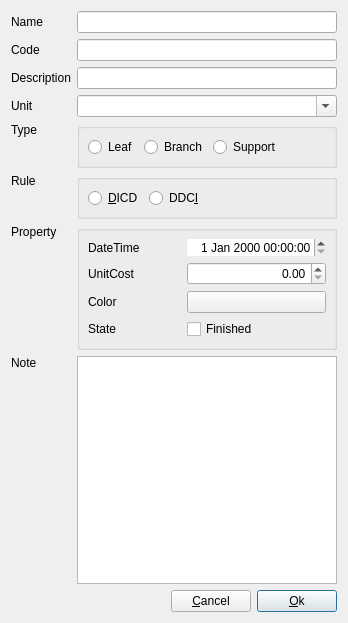
YtxCash/YTX, file dialog/editnode/editnodetask.ui: the form before one commit.
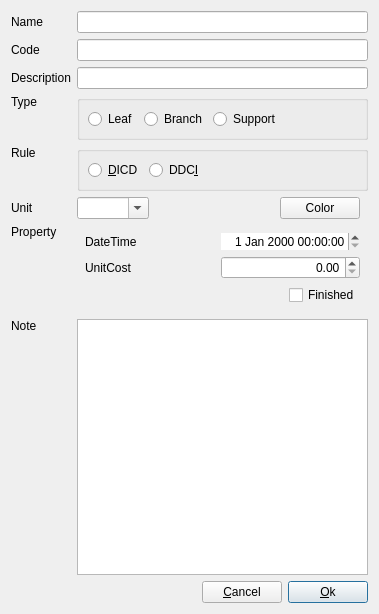
The form after the commit. Custom widgets are drawn as their Qt base class.

What changed in the file:
```diff
--- a/dialog/editnode/editnodetask.ui
+++ b/dialog/editnode/editnodetask.ui
@@ -6,11 +6,38 @@
    <rect>
     <x>0</x>
     <y>0</y>
-    <width>348</width>
-    <height>623</height>
+    <width>379</width>
+    <height>614</height>
    </rect>
   </property>
   <layout class="QGridLayout" name="gridLayout_4">
+   <item row="11" column="1" rowspan="3" colspan="5">
+    <widget class="PlainTextEdit" name="plainTextEdit">
+     <property name="tabChangesFocus">
+      <bool>true</bool>
+     </property>
+    </widget>
+   </item>
+   <item row="9" column="0">
+    <widget class="QLabel" name="labProperty">
+     <property name="text">
+      <string>Property</string>
+     </property>
+     <property name="alignment">
+      <set>Qt::AlignmentFlag::AlignLeading|Qt::AlignmentFlag::AlignLeft|Qt::AlignmentFlag::AlignTop</set>
+     </property>
+    </widget>
+   </item>
+   <item row="0" column="1" colspan="5">
+    <widget class="LineEdit" name="lineEditName">
+     <property name="sizePolicy">
+      <sizepolicy hsizetype="Expanding" vsizetype="Fixed">
+       <horstretch>0</horstretch>
+       <verstretch>0</verstretch>
+      </sizepolicy>
+     </property>
+    </widget>
+   </item>
    <item row="2" column="0">
     <widget class="QLabel" name="labDescription">
      <property name="text">
@@ -31,7 +58,7 @@
      </property>
     </widget>
    </item>
-   <item row="14" column="3">
+   <item row="14" column="5">
     <widget class="QPushButton" name="pBtnOk">
      <property name="sizePolicy">
       <sizepolicy hsizetype="Fixed" vsizetype="Fixed">
@@ -47,17 +74,17 @@
      </property>
     </widget>
    </item>
-   <item row="0" column="1" colspan="3">
-    <widget class="LineEdit" name="lineEditName">
+   <item row="2" column="1" colspan="5">
+    <widget class="LineEdit" name="lineEditDescription">
      <property name="sizePolicy">
-      <sizepolicy hsizetype="Expanding" vsizetype="Fixed">
+      <sizepolicy hsizetype="Preferred" vsizetype="Preferred">
        <horstretch>0</horstretch>
        <verstretch>0</verstretch>
       </sizepolicy>
      </property>
     </widget>
    </item>
-   <item row="8" column="1" colspan="3">
+   <item row="7" column="1" colspan="5">
     <widget class="QGroupBox" name="groupBox">
      <property name="sizePolicy">
       <sizepolicy hsizetype="Preferred" vsizetype="Preferred">
@@ -86,12 +113,6 @@
       </property>
       <item>
        <widget class="QRadioButton" name="rBtnDICD">
-        <property name="sizePolicy">
-         <sizepolicy hsizetype="Preferred" vsizetype="Fixed">
-          <horstretch>0</horstretch>
-          <verstretch>0</verstretch>
-         </sizepolicy>
-        </property>
         <property name="text">
          <string>&amp;DICD</string>
         </property>
@@ -99,12 +120,6 @@
       </item>
       <item>
        <widget class="QRadioButton" name="rBtnDDCI">
-        <property name="sizePolicy">
-         <sizepolicy hsizetype="Preferred" vsizetype="Fixed">
-          <horstretch>0</horstretch>
-          <verstretch>0</verstretch>
-         </sizepolicy>
-        </property>
         <property name="text">
          <string>DDC&amp;I</string>
         </property>
@@ -126,163 +141,6 @@
      </layout>
     </widget>
    </item>
-   <item row="11" column="0">
-    <widget class="QLabel" name="labNote">
-     <property name="sizePolicy">
-      <sizepolicy hsizetype="Preferred" vsizetype="Expanding">
-       <horstretch>0</horstretch>
-       <verstretch>0</verstretch>
-      </sizepolicy>
-     </property>
-     <property name="text">
-      <string>Note</string>
-     </property>
-     <property name="alignment">
-      <set>Qt::AlignmentFlag::AlignLeading|Qt::AlignmentFlag::AlignLeft|Qt::AlignmentFlag::AlignTop</set>
-     </property>
-     <property name="buddy">
-      <cstring>plainTextEdit</cstring>
-     </property>
-    </widget>
-   </item>
-   <item row="3" column="1" colspan="3">
-    <widget class="ComboBox" name="comboUnit">
-     <property name="sizePolicy">
-      <sizepolicy hsizetype="Preferred" vsizetype="Preferred">
-       <horstretch>0</horstretch>
-       <verstretch>0</verstretch>
-      </sizepolicy>
-     </property>
-     <property name="editable">
-      <bool>true</bool>
-     </property>
-     <property name="insertPolicy">
-      <enum>QComboBox::InsertPolicy::NoInsert</enum>
-     </property>
-    </widget>
-   </item>
-   <item row="3" column="0">
-    <widget class="QLabel" name="labUnit">
-     <property name="text">
-      <string>Unit</string>
-     </property>
-     <property name="buddy">
-      <cstring>comboUnit</cstring>
-     </property>
-    </widget>
-   </item>
-   <item row="7" column="1" colspan="3">
-    <widget class="QGroupBox" name="groupBox_3">
-     <property name="title">
-      <string/>
-     </property>
-     <layout class="QGridLayout" name="gridLayout_2">
-      <property name="leftMargin">
-       <number>8</number>
-      </property>
-      <property name="topMargin">
-       <number>8</number>
-      </property>
-      <property name="rightMargin">
-       <number>8</number>
-      </property>
-      <property name="bottomMargin">
-       <number>8</number>
-      </property>
-      <property name="spacing">
-       <number>-1</number>
-      </property>
-      <item row="0" column="0">
-       <widget class="QRadioButton" name="rBtnLeaf">
-        <property name="sizePolicy">
-         <sizepolicy hsizetype="Preferred" vsizetype="Fixed">
-          <horstretch>0</horstretch>
-          <verstretch>0</verstretch>
-         </sizepolicy>
-        </property>
-        <property name="text">
-         <string>Leaf</string>
-        </property>
-       </widget>
-      </item>
-      <item row="0" column="1">
-       <widget class="QRadioButton" name="rBtnBranch">
-        <property name="sizePolicy">
-         <sizepolicy hsizetype="Preferred" vsizetype="Fixed">
-          <horstretch>0</horstretch>
-          <verstretch>0</verstretch>
-         </sizepolicy>
-        </property>
-        <property name="text">
-         <string>Branch</string>
-        </property>
-       </widget>
-      </item>
-      <item row="0" column="2">
-       <widget class="QRadioButton" name="rBtnSupport">
-        <property name="sizePolicy">
-         <sizepolicy hsizetype="Preferred" vsizetype="Fixed">
-          <horstretch>0</horstretch>
-          <verstretch>0</verstretch>
-         </sizepolicy>
-        </property>
-        <property name="text">
-         <string>Support</string>
-        </property>
-       </widget>
-      </item>
-      <item row="0" column="3">
-       <spacer name="horizontalSpacer_4">
-        <property name="orientation">
-         <enum>Qt::Orientation::Horizontal</enum>
-        </property>
-        <property name="sizeHint" stdset="0">
-         <size>
-          <width>40</width>
-          <height>5</height>
-         </size>
-        </property>
-       </spacer>
-      </item>
-     </layout>
-    </widget>
-   </item>
-   <item row="8" column="0">
-    <widget class="QLabel" name="labRule">
-     <property name="sizePolicy">
-      <sizepolicy hsizetype="Preferred" vsizetype="Preferred">
-       <horstretch>0</horstretch>
-       <verstretch>0</verstretch>
-      </sizepolicy>
-     </property>
-     <property name="text">
-      <string>Rule</string>
-     </property>
-     <property name="alignment">
-      <set>Qt::AlignmentFlag::AlignLeading|Qt::AlignmentFlag::AlignLeft|Qt::AlignmentFlag::AlignTop</set>
-     </property>
-     <property name="buddy">
-      <cstring>rBtnDICD</cstring>
-     </property>
-    </widget>
-   </item>
-   <item row="1" column="1" colspan="3">
-    <widget class="LineEdit" name="lineEditCode">
-     <property name="sizePolicy">
-      <sizepolicy hsizetype="Preferred" vsizetype="Fixed">
-       <horstretch>0</horstretch>
-       <verstretch>0</verstretch>
-      </sizepolicy>
-     </property>
-    </widget>
-   </item>
-   <item row="11" column="1" rowspan="3" colspan="3">
-    <widget class="PlainTextEdit" name="plainTextEdit">
-     <property name="tabChangesFocus">
-      <bool>true</bool>
-     </property>
-    </widget>
-   </item>
    <item row="0" column="0">
     <widget class="QLabel" name="labName">
      <property name="sizePolicy">
@@ -299,17 +157,7 @@
      </property>
     </widget>
    </item>
-   <item row="2" column="1" colspan="3">
-    <widget class="LineEdit" name="lineEditDescription">
-     <property name="sizePolicy">
-      <sizepolicy hsizetype="Preferred" vsizetype="Preferred">
-       <horstretch>0</horstretch>
-       <verstretch>0</verstretch>
-      </sizepolicy>
-     </property>
-    </widget>
-   </item>
-   <item row="7" column="0">
+   <item row="6" column="0">
     <widget class="QLabel" name="labType">
      <property name="sizePolicy">
       <sizepolicy hsizetype="Preferred" vsizetype="Preferred">
@@ -328,7 +176,36 @@
      </property>
     </widget>
    </item>
-   <item row="14" column="2">
+   <item row="1" column="1" colspan="5">
+    <widget class="LineEdit" name="lineEditCode">
+     <property name="sizePolicy">
+      <sizepolicy hsizetype="Preferred" vsizetype="Fixed">
+       <horstretch>0</horstretch>
+       <verstretch>0</verstretch>
+      </sizepolicy>
+     </property>
+    </widget>
+   </item>
+   <item row="7" column="0">
+    <widget class="QLabel" name="labRule">
+     <property name="sizePolicy">
+      <sizepolicy hsizetype="Preferred" vsizetype="Preferred">
+       <horstretch>0</horstretch>
+       <verstretch>0</verstretch>
+      </sizepolicy>
+     </property>
+     <property name="text">
+      <string>Rule</string>
+     </property>
+     <property name="alignment">
+      <set>Qt::AlignmentFlag::AlignLeading|Qt::AlignmentFlag::AlignLeft|Qt::AlignmentFlag::AlignTop</set>
+     </property>
+     <property name="buddy">
+      <cstring>rBtnDICD</cstring>
+     </property>
+    </widget>
+   </item>
+   <item row="14" column="4">
     <widget class="QPushButton" name="pBtnCancel">
      <property name="sizePolicy">
       <sizepolicy hsizetype="Fixed" vsizetype="Fixed">
@@ -341,34 +218,8 @@
      </property>
     </widget>
    </item>
-   <item row="14" column="0" colspan="2">
-    <spacer name="horizontalSpacer">
-     <property name="orientation">
-      <enum>Qt::Orientation::Horizontal</enum>
-     </property>
-     <property name="sizeHint" stdset="0">
-      <size>
-       <width>111</width>
-       <height>20</height>
-      </size>
-     </property>
-    </spacer>
-   </item>
-   <item row="9" column="0">
-    <widget class="QLabel" name="labProperty">
-     <property name="text">
-      <string>Property</string>
-     </property>
-     <property name="alignment">
-      <set>Qt::AlignmentFlag::AlignLeading|Qt::AlignmentFlag::AlignLeft|Qt::AlignmentFlag::AlignTop</set>
-     </property>
-    </widget>
-   </item>
-   <item row="9" column="1" colspan="3">
-    <widget class="QGroupBox" name="groupBox_2">
-     <property name="title">
-      <string/>
-     </property>
+   <item row="9" column="1" colspan="5">
+    <widget class="QWidget" name="widgetProperty" native="true">
      <layout class="QGridLayout" name="gridLayout">
       <property name="leftMargin">
        <number>8</number>
@@ -382,7 +233,7 @@
       <property name="bottomMargin">
        <number>8</number>
       </property>
-      <item row="0" column="1">
+      <item row="0" column="3">
        <widget class="DateTimeEdit" name="dateTime">
         <property name="frame">
          <bool>false</bool>
@@ -392,7 +243,14 @@
         </property>
        </widget>
       </item>
-      <item row="1" column="1">
+      <item row="0" column="0">
+       <widget class="QLabel" name="labDateTime">
+        <property name="text">
+         <string>DateTime</string>
+        </property>
+       </widget>
+      </item>
+      <item row="1" column="3">
        <widget class="DoubleSpinBox" name="dSpinBoxUnitCost">
         <property name="alignment">
          <set>Qt::AlignmentFlag::AlignRight|Qt::AlignmentFlag::AlignTrailing|Qt::AlignmentFlag::AlignVCenter</set>
@@ -405,20 +263,6 @@
         </property>
        </widget>
       </item>
-      <item row="3" column="0">
-       <widget class="QLabel" name="labState">
-        <property name="text">
-         <string>State</string>
-        </property>
-       </widget>
-      </item>
-      <item row="0" column="0">
-       <widget class="QLabel" name="labDateTime">
-        <property name="text">
-         <string>DateTime</string>
-        </property>
-       </widget>
-      </item>
       <item row="1" column="0">
        <widget class="QLabel" name="labUnitCost">
         <property name="text">
@@ -426,30 +270,198 @@
         </property>
        </widget>
       </item>
-      <item row="3" column="1">
-       <widget class="QCheckBox" name="chkBoxFinished">
+      <item row="2" column="0" colspan="4">
+       <widget class="QWidget" name="widget" native="true">
+        <layout class="QGridLayout" name="gridLayout_5">
+         <property name="leftMargin">
+          <number>0</number>
+         </property>
+         <property name="topMargin">
+          <number>0</number>
+         </property>
+         <property name="rightMargin">
+          <number>0</number>
+         </property>
+         <property name="bottomMargin">
+          <number>0</number>
+         </property>
+         <item row="1" column="0">
+          <spacer name="horizontalSpacer">
+           <property name="orientation">
+            <enum>Qt::Orientation::Horizontal</enum>
+           </property>
+           <property name="sizeHint" stdset="0">
+            <size>
+             <width>40</width>
+             <height>20</height>
+            </size>
+           </property>
+          </spacer>
+         </item>
+         <item row="1" column="1">
+          <widget class="QCheckBox" name="chkBoxFinished">
+           <property name="sizePolicy">
+            <sizepolicy hsizetype="Fixed" vsizetype="Fixed">
+             <horstretch>0</horstretch>
+             <verstretch>0</verstretch>
+            </sizepolicy>
+           </property>
+           <property name="text">
+            <string>Finished</string>
+           </property>
+          </widget>
+         </item>
+        </layout>
+       </widget>
+      </item>
+     </layout>
+    </widget>
+   </item>
+   <item row="6" column="1" colspan="5">
+    <widget class="QGroupBox" name="groupBox_3">
+     <property name="title">
+      <string/>
+     </property>
+     <layout class="QGridLayout" name="gridLayout_2">
+      <property name="leftMargin">
+       <number>8</number>
+      </property>
+      <property name="topMargin">
+       <number>8</number>
+      </property>
+      <property name="rightMargin">
+       <number>8</number>
+      </property>
+      <property name="bottomMargin">
+       <number>8</number>
+      </property>
+      <property name="spacing">
+       <number>-1</number>
+      </property>
+      <item row="0" column="0">
+       <widget class="QRadioButton" name="rBtnLeaf">
         <property name="text">
-         <string>Finished</string>
+         <string>Leaf</string>
         </property>
        </widget>
       </item>
-      <item row="2" column="0">
-       <widget class="QLabel" name="labColor">
+      <item row="0" column="1">
+       <widget class="QRadioButton" name="rBtnBranch">
         <property name="text">
-         <string>Color</string>
+         <string>Branch</string>
         </property>
        </widget>
       </item>
-      <item row="2" column="1">
+      <item row="0" column="2">
+       <widget class="QRadioButton" name="rBtnSupport">
+        <property name="text">
+         <string>Support</string>
+        </property>
+       </widget>
+      </item>
+      <item row="0" column="3">
+       <spacer name="horizontalSpacer_4">
+        <property name="orientation">
+         <enum>Qt::Orientation::Horizontal</enum>
+        </property>
+        <property name="sizeHint" stdset="0">
+         <size>
+          <width>40</width>
+          <height>5</height>
+         </size>
+        </property>
+       </spacer>
+      </item>
+     </layout>
+    </widget>
+   </item>
+   <item row="8" column="0">
+    <widget class="QLabel" name="labUnit">
+     <property name="text">
+      <string>Unit</string>
+     </property>
+    </widget>
+   </item>
+   <item row="11" column="0">
+    <widget class="QLabel" name="labNote">
+     <property name="sizePolicy">
+      <sizepolicy hsizetype="Preferred" vsizetype="Expanding">
+       <horstretch>0</horstretch>
+       <verstretch>0</verstretch>
+      </sizepolicy>
+     </property>
+     <property name="text">
+      <string>Note</string>
+     </property>
+     <property name="alignment">
+      <set>Qt::AlignmentFlag::AlignLeading|Qt::AlignmentFlag::AlignLeft|Qt::AlignmentFlag::AlignTop</set>
+     </property>
+     <property name="buddy">
+      <cstring>plainTextEdit</cstring>
+     </property>
+    </widget>
+   </item>
+   <item row="8" column="1" colspan="5">
+    <widget class="QWidget" name="widgetUnit" native="true">
+     <layout class="QGridLayout" name="gridLayout_3">
+      <property name="leftMargin">
+       <number>0</number>
+      </property>
+      <property name="topMargin">
+       <number>0</number>
+      </property>
+      <property name="rightMargin">
+       <number>8</number>
+      </property>
+      <property name="bottomMargin">
+       <number>0</number>
+      </property>
+      <item row="0" column="4">
        <widget class="QPushButton" name="pBtnColor">
         <property name="text">
-         <string/>
+         <string>Color</string>
+        </property>
+       </widget>
+      </item>
+      <item row="0" column="1">
+       <spacer name="horizontalSpacer_6">
+        <property name="orientation">
+         <enum>Qt::Orientation::Horizontal</enum>
+        </property>
+        <property name="sizeHint" stdset="0">
+         <size>
+          <width>40</width>
+          <height>20</height>
+         </size>
+        </property>
+       </spacer>
+      </item>
+      <item row="0" column="0">
+       <widget class="ComboBox" name="comboUnit">
+        <property name="editable">
+         <bool>true</bool>
+        </property>
+        <property name="insertPolicy">
+         <enum>QComboBox::InsertPolicy::NoInsert</enum>
         </property>
        </widget>
       </item>
      </layout>
     </widget>
    </item>
+   <item row="14" column="0" colspan="4">
+    <spacer name="horizontalSpacer_5">
+     <property name="orientation">
+      <enum>Qt::Orientation::Horizontal</enum>
+     </property>
+     <property name="sizeHint" stdset="0">
+      <size>
+       <width>111</width>
+       <height>20</height>
+      </size>
+     </property>
+    </spacer>
+   </item>
   </layout>
  </widget>
  <customwidgets>
@@ -463,6 +475,11 @@
    <extends>QLineEdit</extends>
    <header location="global">widget/lineedit.h</header>
   </customwidget>
+  <customwidget>
+   <class>PlainTextEdit</class>
+   <extends>QPlainTextEdit</extends>
+   <header location="global">widget/plaintextedit.h</header>
+  </customwidget>
   <customwidget>
    <class>DoubleSpinBox</class>
    <extends>QDoubleSpinBox</extends>
@@ -473,11 +490,6 @@
    <extends>QDateTimeEdit</extends>
    <header location="global">widget/datetimeedit.h</header>
   </customwidget>
-  <customwidget>
-   <class>PlainTextEdit</class>
-   <extends>QPlainTextEdit</extends>
-   <header location="global">widget/plaintextedit.h</header>
-  </customwidget>
  </customwidgets>
  <tabstops>
   <tabstop>lineEditName</tabstop>
```
